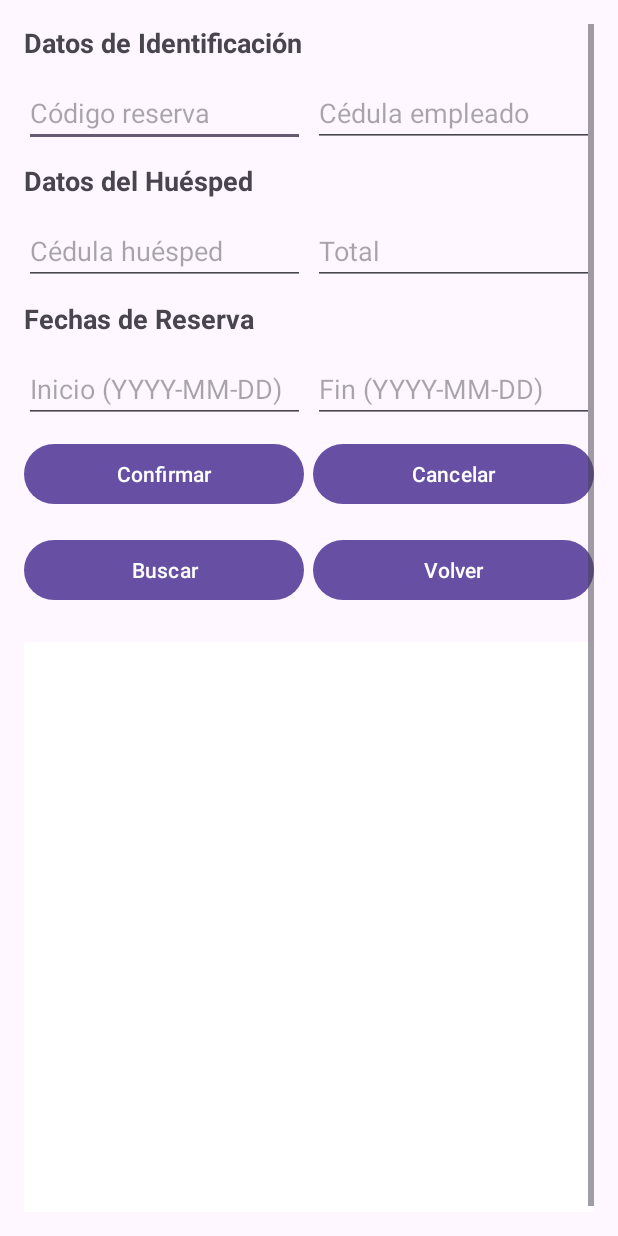
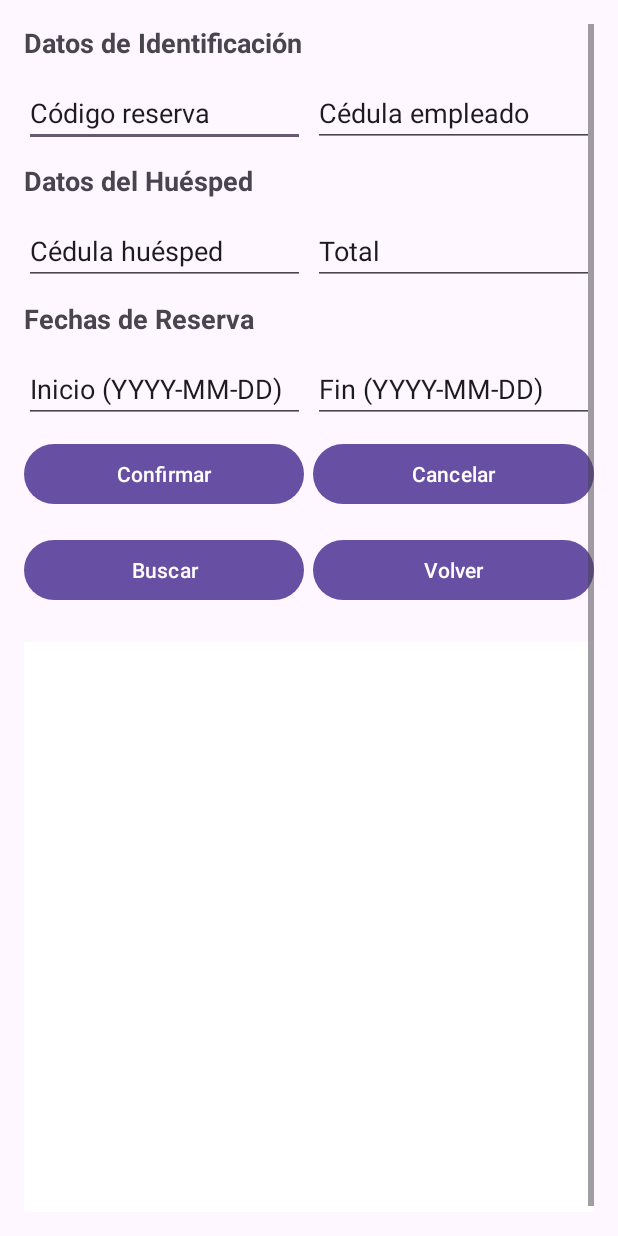
Before and after one commit to DeringSalazar/HotelSync, an Android app: the EmpleadoActivity screen opened directly, with no data from a screen before it, after a tap on "Gestion de Reservaciones", on a phone screen of 412 x 824 dp. Run offline under Robolectric (Android 15) with nearby library versions, the phone set to English and light mode, and no system bars.

Commit message:
Se modifican ciertos botones

```diff
--- a/app/src/main/java/com/example/hotelsync/EmpleadoActivity.java
+++ b/app/src/main/java/com/example/hotelsync/EmpleadoActivity.java
@@ -22,6 +22,7 @@ public class EmpleadoActivity extends AppCompatActivity {
 
     public void usuarioempleado(View view)  {
         Intent intent= new Intent(this,Usuarios.class);
+        intent.putExtra("tipo", "empleado");
         startActivity(intent);
     }
 
--- a/app/src/main/java/com/example/hotelsync/Huesped.java
+++ b/app/src/main/java/com/example/hotelsync/Huesped.java
@@ -28,6 +28,7 @@ public class Huesped extends AppCompatActivity {
 
     public void usuario(View view)  {
         Intent intent= new Intent(this,Usuarios.class);
+        intent.putExtra("tipo", "huesped");
         startActivity(intent);
     }
 
--- a/app/src/main/java/com/example/hotelsync/UsuariosAdapter.java
+++ b/app/src/main/java/com/example/hotelsync/UsuariosAdapter.java
@@ -58,7 +58,7 @@ public class UsuariosAdapter extends BaseAdapter {
 
         holder.imgUsuario.setImageResource(v.getImagen());
         holder.txtNombreApellido.setText(v.getNombre() + " " + v.getApellido());
-        holder.txtCedula.setText("Cédula: " + v.getCedula());
+        holder.txtCedula.setText(context.getString(R.string.cedula) + v.getCedula());
         holder.txtTelefono.setText("Tel: " + v.getTelefono());
         holder.txtCorreo.setText(v.getCorreo());
 
--- a/app/src/main/res/layout/activity_gestion_empleado.xml
+++ b/app/src/main/res/layout/activity_gestion_empleado.xml
@@ -10,7 +10,7 @@
         android:orientation="vertical">
 
         <TextView
-            android:text="Datos de Identificación"
+            android:text="@string/datos_de_identificaci_n"
             android:textStyle="bold"
             android:textSize="18sp"
             android:layout_marginBottom="12dp"
@@ -26,7 +26,7 @@
 
             <EditText
                 android:id="@+id/txtCodigoReserva"
-                android:hint="Código reserva"
+                android:text="@string/c_digo_reserva"
                 android:layout_width="0dp"
                 android:layout_weight="1"
                 android:layout_height="wrap_content"
@@ -34,14 +34,14 @@
 
             <EditText
                 android:id="@+id/txtCedulaEmpleado"
-                android:hint="Cédula empleado"
+                android:text="@string/c_dula_empleado"
                 android:layout_width="0dp"
                 android:layout_weight="1"
                 android:layout_height="wrap_content"/>
         </LinearLayout>
 
         <TextView
-            android:text="Datos del Huésped"
+            android:text="@string/datos_del_hu_sped"
             android:textStyle="bold"
             android:textSize="18sp"
             android:layout_marginBottom="12dp"
@@ -57,7 +57,7 @@
 
             <EditText
                 android:id="@+id/txtCedulaHuesped"
-                android:hint="Cédula huésped"
+                android:text="@string/c_dula_hu_sped"
                 android:layout_width="0dp"
                 android:layout_weight="1"
                 android:layout_height="wrap_content"
@@ -65,7 +65,7 @@
 
             <EditText
                 android:id="@+id/txtTotal"
-                android:hint="Total"
+                android:text="@string/total"
                 android:inputType="numberDecimal"
                 android:layout_width="0dp"
                 android:layout_weight="1"
@@ -73,7 +73,7 @@
         </LinearLayout>
 
         <TextView
-            android:text="Fechas de Reserva"
+            android:text="@string/fechas_de_reserva"
             android:textStyle="bold"
             android:textSize="18sp"
             android:layout_marginBottom="12dp"
@@ -89,7 +89,7 @@
 
             <EditText
                 android:id="@+id/txtFechaInicio"
-                android:hint="Inicio (YYYY-MM-DD)"
+                android:text="@string/inicio_yyyy_mm_dd"
                 android:layout_width="0dp"
                 android:layout_weight="1"
                 android:layout_height="wrap_content"
@@ -97,7 +97,7 @@
 
             <EditText
                 android:id="@+id/txtFechaFin"
-                android:hint="Fin (YYYY-MM-DD)"
+                android:text="@string/fin_yyyy_mm_dd"
                 android:layout_width="0dp"
                 android:layout_weight="1"
                 android:layout_height="wrap_content"/>
@@ -112,7 +112,7 @@
 
             <Button
                 android:id="@+id/btnConfirmar"
-                android:text="Confirmar"
+                android:text="@string/confirmar"
                 android:layout_weight="1"
                 android:layout_width="0dp"
                 android:layout_height="wrap_content"
@@ -120,7 +120,7 @@
 
             <Button
                 android:id="@+id/btnCancelar"
-                android:text="Cancelar"
+                android:text="@string/cancelar"
                 android:layout_weight="1"
                 android:layout_width="0dp"
                 android:layout_height="wrap_content" />
@@ -135,7 +135,7 @@
 
             <Button
                 android:id="@+id/btnBuscar"
-                android:text="Buscar"
+                android:text="@string/buscar"
                 android:layout_width="0dp"
                 android:layout_height="wrap_content"
                 android:layout_weight="1"
@@ -147,7 +147,7 @@
                 android:layout_height="wrap_content"
                 android:layout_weight="1"
                 android:onClick="Anterior"
-                android:text="Volver" />
+                android:text="@string/volver" />
         </LinearLayout>
 
         <ListView
--- a/app/src/main/res/layout/listview_usuarios.xml
+++ b/app/src/main/res/layout/listview_usuarios.xml
@@ -34,7 +34,7 @@
         android:id="@+id/txtCedula"
         android:layout_width="0dp"
         android:layout_height="wrap_content"
-        android:text="Céd: 123456789"
+        android:text="Cédula: 123456789"
         android:textSize="14sp"
         android:textColor="#424242"
         app:layout_constraintTop_toBottomOf="@id/txtNombreApellido"
--- a/app/src/main/res/values/strings.xml
+++ b/app/src/main/res/values/strings.xml
@@ -68,5 +68,26 @@
     <string name="editTextPrecioHabi">Precio/noche</string>
     <string name="editTextCantidadHabi">Cantidad</string>
 
+    <!-- Campos de Gestión de empleado -->
+    <string name="datos_de_identificaci_n">Datos de Identificación</string>
+    <string name="c_digo_reserva">Código reserva</string>
+    <string name="c_dula_empleado">Cédula empleado</string>
+    <string name="datos_del_hu_sped">Datos del Huésped</string>
+    <string name="c_dula_hu_sped">Cédula huésped</string>
+    <string name="total">Total</string>
+    <string name="fechas_de_reserva">Fechas de Reserva</string>
+    <string name="inicio_yyyy_mm_dd">Inicio (YYYY-MM-DD)</string>
+    <string name="fin_yyyy_mm_dd">Fin (YYYY-MM-DD)</string>
+    <string name="confirmar">Confirmar</string>
+    <string name="cancelar">Cancelar</string>
+    <string name="buscar">Buscar</string>
+    <string name="volver">Volver</string>
+    <string name="fin">"Fin: "</string>
+    <string name="c_dula">"Cédula: "</string>
+    <string name="nombre">"Nombre: "</string>
+    <string name="estado">"Estado: "</string>
+    <string name="inicio">"Inicio: "</string>
+    <string name="cedula">"Cédula: "</string>
+
 
 </resources>
```
Also changed, not shown: app/src/main/java/com/example/hotelsync/ReservaActivity.java (+13 -5 lines), app/src/main/java/com/example/hotelsync/ReservasHuespedAdapter.java (+6 -6 lines), app/src/main/java/com/example/hotelsync/Usuarios.java (+37 -8 lines), app/src/main/res/layout/listview_reservas_huesped.xml (+6 -6 lines), 1 other file.
